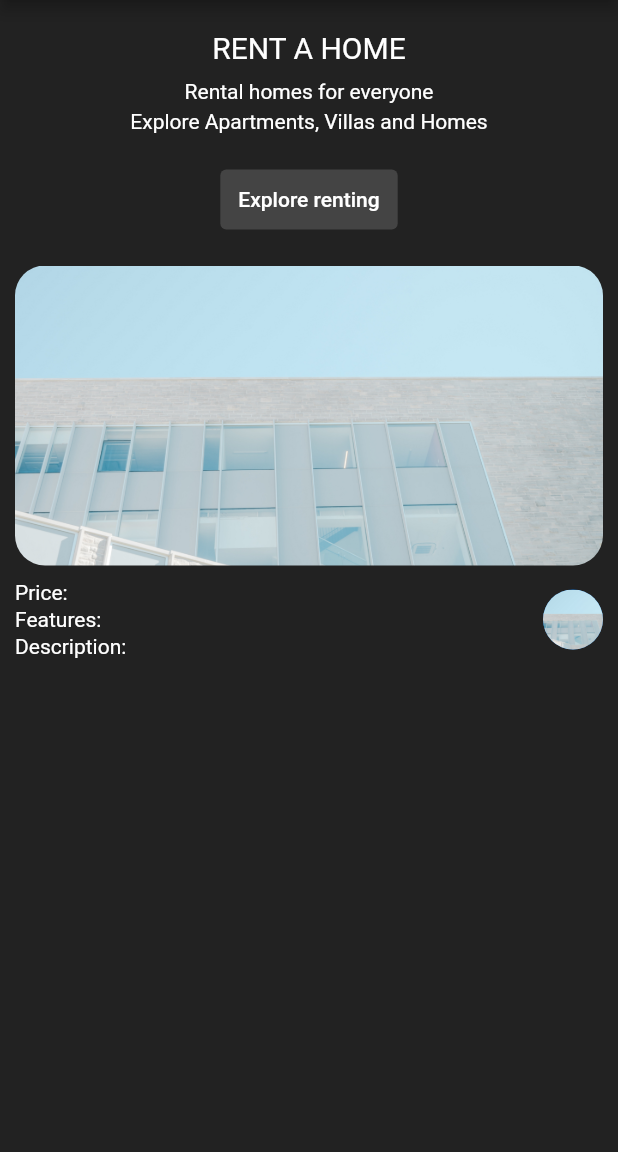
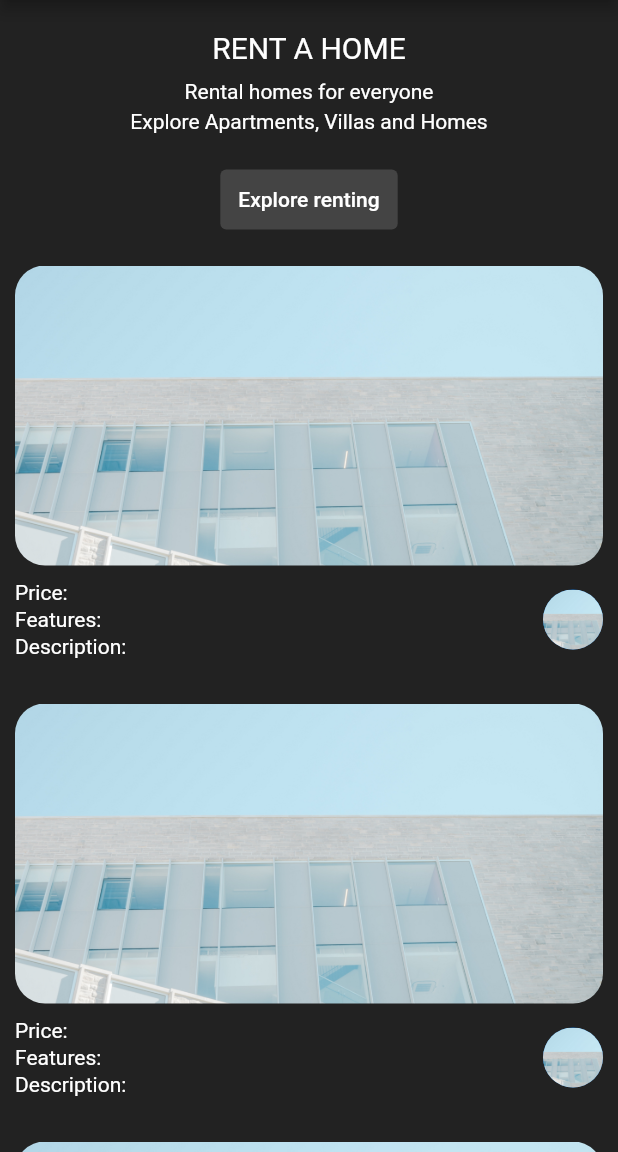
Before and after one commit to Alirezayoom/real-estate-flutter, a Flutter app: the screen it shows after launch, on a phone screen of 412 x 824 dp, the part 84-1236 px from its top. Run offline on Flutter 3.47's test engine with Material 2 defaults, Android fonts, the phone set to English and light mode, and no system bars.

```diff
--- a/lib/main.dart
+++ b/lib/main.dart
@@ -1,4 +1,5 @@
 import 'package:flutter/material.dart';
+import 'item.dart';
 
 void main() {
   runApp(const MyApp());
@@ -16,7 +17,8 @@ class MyApp extends StatelessWidget {
           title: const Text("Real Estate"),
           backgroundColor: Color(0xff111111),
         ),
-        body: Column(
+        body: SingleChildScrollView(
+          child: Column(
             children: [
               Center(
                 child: Column(
@@ -61,62 +63,11 @@ class MyApp extends StatelessWidget {
               const SizedBox(
                 height: 10,
               ),
-            Container(
-              margin: const EdgeInsets.symmetric(horizontal: 10),
-              child: Column(
-                children: [
-                  SizedBox(
-                    height: 200,
-                    width: double.infinity,
-                    child: ClipRRect(
-                      borderRadius: BorderRadius.circular(20),
-                      child: Image.asset(
-                        'images/1.jpg',
-                        fit: BoxFit.cover,
-                      ),
-                    ),
-                  ),
-                  Container(
-                    // margin: const EdgeInsets.symmetric(
-                    //     horizontal: 10, vertical: 10),
-                    padding: EdgeInsets.symmetric(horizontal: 0, vertical: 10),
-                    child: Row(
-                      mainAxisAlignment: MainAxisAlignment.spaceBetween,
-                      children: [
-                        Column(
-                          crossAxisAlignment: CrossAxisAlignment.start,
-                          children: const [
-                            Text(
-                              'Price:',
-                              style: TextStyle(color: Colors.white),
-                            ),
-                            SizedBox(height: 2),
-                            Text(
-                              'Features:',
-                              style: TextStyle(color: Colors.white),
-                            ),
-                            SizedBox(height: 2),
-                            Text(
-                              'Description:',
-                              style: TextStyle(color: Colors.white),
-                            ),
+              Item(),
+              Item(),
+              Item(),
             ],
           ),
-                        Container(
-                          height: 40,
-                          width: 40,
-                          child: CircleAvatar(
-                            radius: 10,
-                            backgroundImage: AssetImage('images/1.jpg'),
-                          ),
-                        )
-                      ],
-                    ),
-                  )
-                ],
-              ),
-            ),
-          ],
         ),
       ),
     );
```
Lines whose indentation alone changed are shown as unchanged.
